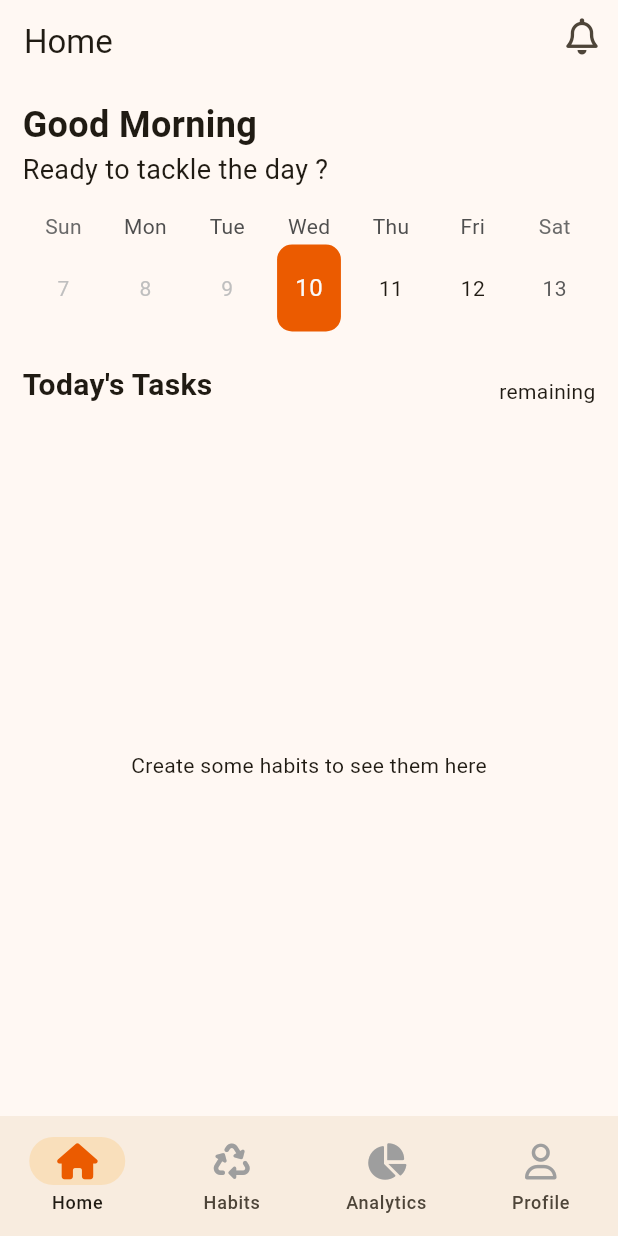
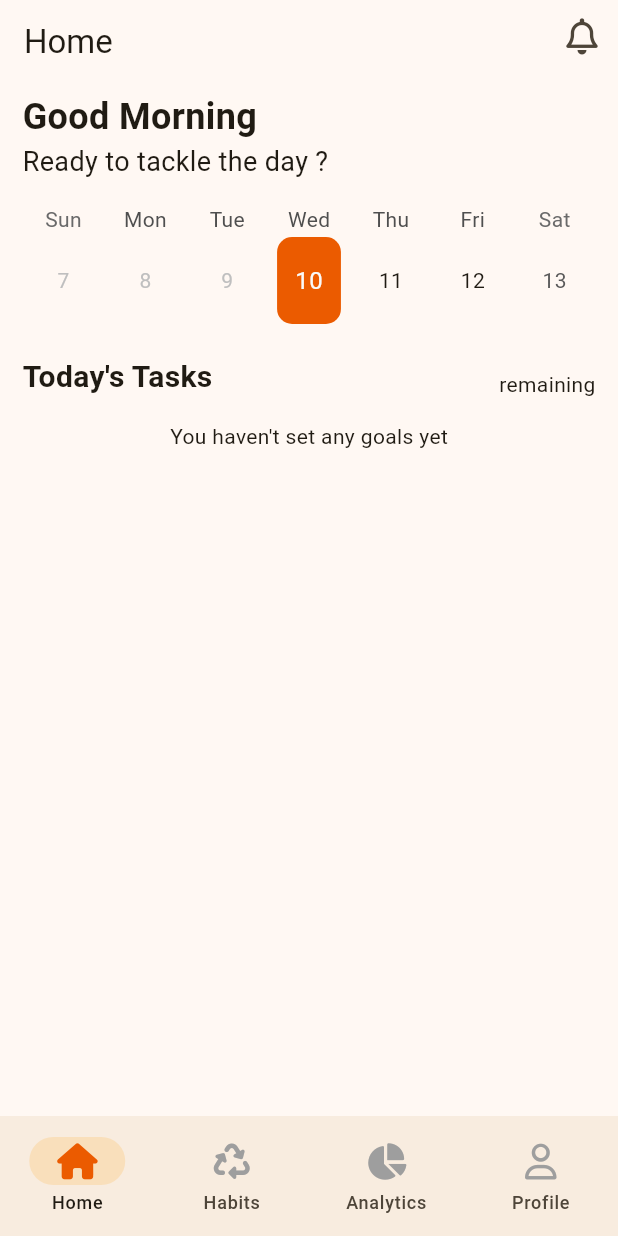
Before and after one commit to conykay/habitit, a Flutter app: the screen it shows once a user with an empty profile is signed in, on a phone screen of 412 x 824 dp. Run offline on Flutter 3.47's test engine with Material 3 defaults, Android fonts, the phone set to English and light mode, and no system bars; drawn by our look-alikes of table_calendar; our stand-ins replace bloc, cloud_firestore, connectivity_plus, dartz, equatable, firebase_auth and 13 more; accounts and stored records are empty; generated files the repository leaves out were written again; network calls fail.

Commit message:
Refactor: Improve loading states and UI for Home and Profile pages
This commit introduces pull-to-refresh functionality and enhances the loading experience on the Home and Profile pages. It also refines the UI for empty states and text presentation.

Key changes:
- **`HomePage` (`lib/presentation/home/pages/home_page.dart`):**
    - Wrapped the page content with `RefreshIndicator` to allow users to pull-to-refresh and reload habits.
    - Wrapped the content with `SingleChildScrollView` to ensure scrollability, especially when habits exceed screen height.
    - Removed initial call to `context.read<HabitStateCubit>()..getHabits()` as `HabitStateCubit` now loads habits on initialization.
    - **`HabitsGridSectionView`:**
        - Updated logic to display old habits with a `LinearProgressIndicator` when new habits are loading.
        - Changed the empty state message from 'Create some habits to see them here' to 'You haven\'t set any goals yet'.
- **`ProfilePage` (`lib/presentation/profile/pages/profile_page.dart`):**
    - Wrapped the page content with `RefreshIndicator` for pull-to-refresh functionality for user rewards.
    - Wrapped the content with `SingleChildScrollView` to ensure the entire profile content is scrollable.
    - Removed the initial call to `context.read<UserRewardsCubit>()..getUserRewards()` as this is now handled by the `RefreshIndicator` or will be fetched when the cubit is first accessed if needed.
- **`TodayHabitsGrid` (`lib/presentation/home/widgets/today_habits_grid.dart`):**
    - Centered the "all done" message and icon.
    - Added a newline to the message "You seem to be done for the day. Do something fun" for better readability and centered the text.
- **`HabitStateCubit` (`lib/presentation/habits/bloc/habit_state_cubit.dart`):**
    - Now calls `getHabits()` upon initialization.
    - Stores the previously loaded habits in `_oldHabits`.
    - `HabitLoading` state now includes `oldHabits` to allow UI to show stale data while loading.
    - Added `hasData` getter to check if there are any previously loaded habits.
    - Added a TODO to return an unmodifiable list for `oldHabits`.
- **`HabitState` (`lib/presentation/habits/bloc/habit_state.dart`):**
    - `HabitLoading` state now optionally carries `oldHabits` of type `List<HabitEntity>?`.

```diff
--- a/lib/presentation/habits/bloc/habit_state.dart
+++ b/lib/presentation/habits/bloc/habit_state.dart
@@ -5,7 +5,11 @@ sealed class HabitState {}
 
 class HabitInitial extends HabitState {}
 
-class HabitLoading extends HabitState {}
+class HabitLoading extends HabitState {
+  List<HabitEntity>? oldHabits;
+
+  HabitLoading({this.oldHabits});
+}
 
 class HabitLoaded extends HabitState {
   final List<HabitEntity> habits;
--- a/lib/presentation/habits/bloc/habit_state_cubit.dart
+++ b/lib/presentation/habits/bloc/habit_state_cubit.dart
@@ -1,21 +1,30 @@
 import 'package:dartz/dartz.dart';
 import 'package:flutter_bloc/flutter_bloc.dart';
+import 'package:habitit/domain/habits/entities/habit_entity.dart';
 import 'package:habitit/presentation/habits/bloc/habit_state.dart';
 
 import '../../../domain/habits/usecases/get_all_habits_usecase.dart';
 import '../../../service_locator.dart';
 
 class HabitStateCubit extends Cubit<HabitState> {
-  HabitStateCubit() : super(HabitInitial());
+  HabitStateCubit() : super(HabitInitial()) {
+    getHabits();
+  }
+
+  List<HabitEntity> _oldHabits = [];
 
   void getHabits() async {
-    emit(HabitLoading());
+    emit(HabitLoading(oldHabits: _oldHabits));
     Either habits = await sl.get<GetAllHabitsUseCase>().call();
-    habits.fold(
-      (l) => emit(HabitError(message: l.toString())),
-      (r) => emit(HabitLoaded(habits: r)),
-    );
+    habits.fold((l) => emit(HabitError(message: l.toString())), (r) {
+      _oldHabits = r;
+      emit(HabitLoaded(habits: r));
+    });
   }
+
+  bool get hasData => _oldHabits.isNotEmpty;
+
+  List<HabitEntity> get oldHabits => _oldHabits;
 }
 
-//todo: convert to bloc using events
+//todo: return unmodifiable list
--- a/lib/presentation/home/pages/home_page.dart
+++ b/lib/presentation/home/pages/home_page.dart
@@ -16,18 +16,27 @@ class HomePage extends StatelessWidget {
     return MultiBlocProvider(
       providers: [
         BlocProvider.value(
-          value: context.read<HabitStateCubit>()..getHabits(),
+          value: context.read<HabitStateCubit>(),
         ),
         BlocProvider(
           create: (context) => MarkHabitCompleteCubit(),
         ),
       ],
       child: LayoutBuilder(builder: (context, constraints) {
-        return Center(
+        return RefreshIndicator(
+          onRefresh: () async {
+            context.read<HabitStateCubit>().getHabits();
+          },
+          child: SingleChildScrollView(
+            physics: AlwaysScrollableScrollPhysics(),
+            child: Center(
               child: ConstrainedBox(
-            constraints: BoxConstraints(maxWidth: 700),
+                constraints: BoxConstraints(
+                  maxWidth: 700,
+                ),
                 child: Padding(
-              padding: const EdgeInsets.symmetric(vertical: 10, horizontal: 15),
+                  padding:
+                      const EdgeInsets.symmetric(vertical: 5, horizontal: 15),
                   child: Column(
                     crossAxisAlignment: CrossAxisAlignment.start,
                     children: [
@@ -39,6 +48,8 @@ class HomePage extends StatelessWidget {
                       SizedBox(height: 15),
                       const HabitsGridSectionView()
                     ],
+                  ),
+                ),
               ),
             ),
           ),
@@ -56,33 +67,41 @@ class HabitsGridSectionView extends StatelessWidget {
 
   @override
   Widget build(BuildContext context) {
-    List<HabitEntity>? allHabits;
-
-    return Expanded(
-      child: BlocBuilder<HabitStateCubit, HabitState>(
+    return BlocBuilder<HabitStateCubit, HabitState>(
       builder: (context, state) {
-          var loading = state is HabitLoading;
-
-          if (state is HabitError) return Center(child: Text(state.message));
-
-          if (state is HabitLoaded) allHabits = state.habits;
-
-          if (allHabits == null) {
+        switch (state) {
+          case HabitLoading():
+            final bool hasData = context.read<HabitStateCubit>().hasData;
+            if (hasData && state.oldHabits != null) {
+              return _buildTodayHabitsView(
+                  allHabits: state.oldHabits!, loading: true);
+            }
             return Center(child: CircularProgressIndicator());
+          case HabitLoaded():
+            return _buildTodayHabitsView(allHabits: state.habits);
+          case HabitError():
+            return Center(child: Text(state.message));
+          default:
+            return Center(
+              child: CircularProgressIndicator(),
+            );
+        }
+      },
+    );
   }
 
-          if (allHabits!.isEmpty) {
-            return Center(child: Text('Create some habits to see them here'));
-          }
-
+  Column _buildTodayHabitsView({
+    required List<HabitEntity> allHabits,
+    bool loading = false,
+  }) {
     return Column(
+      mainAxisAlignment: MainAxisAlignment.center,
       children: [
         if (loading) LinearProgressIndicator(),
-              Expanded(child: TodayHabitsView(habits: allHabits!)),
+        allHabits.isNotEmpty
+            ? TodayHabitsView(habits: allHabits)
+            : Center(child: Text('You haven\'t set any goals yet')),
       ],
-          );
-        },
-      ),
     );
   }
 }
```
Also changed, not shown: lib/presentation/home/widgets/today_habits_grid.dart (+6 -2 lines), lib/presentation/profile/pages/profile_page.dart (+9 -16 lines). Lines whose indentation alone changed are shown as unchanged.
